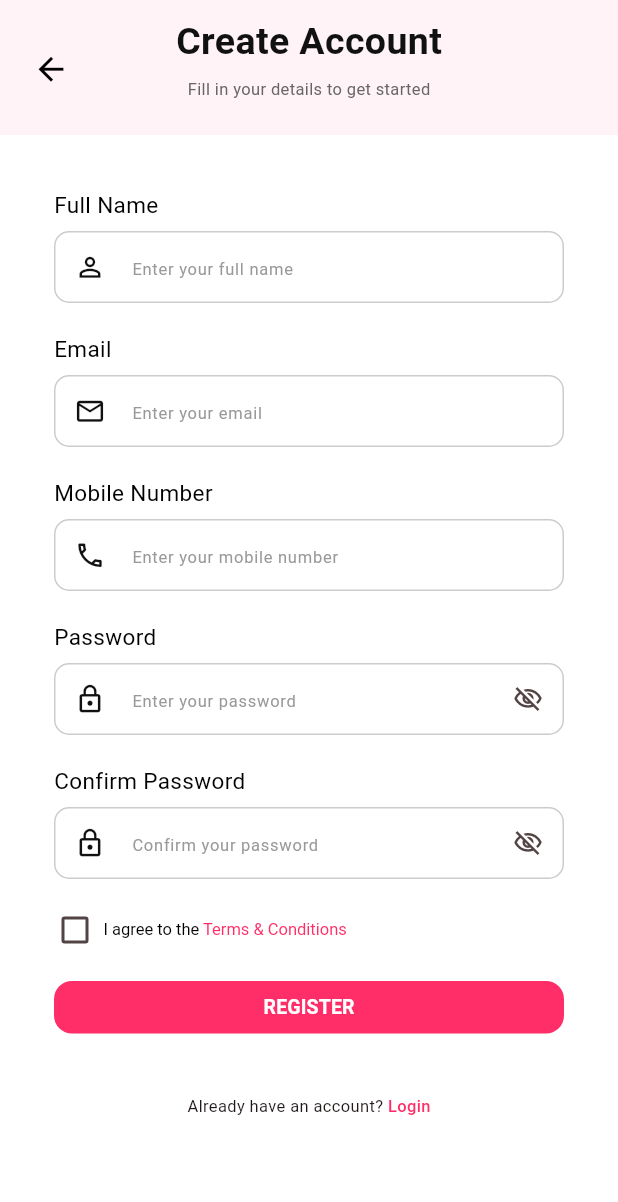
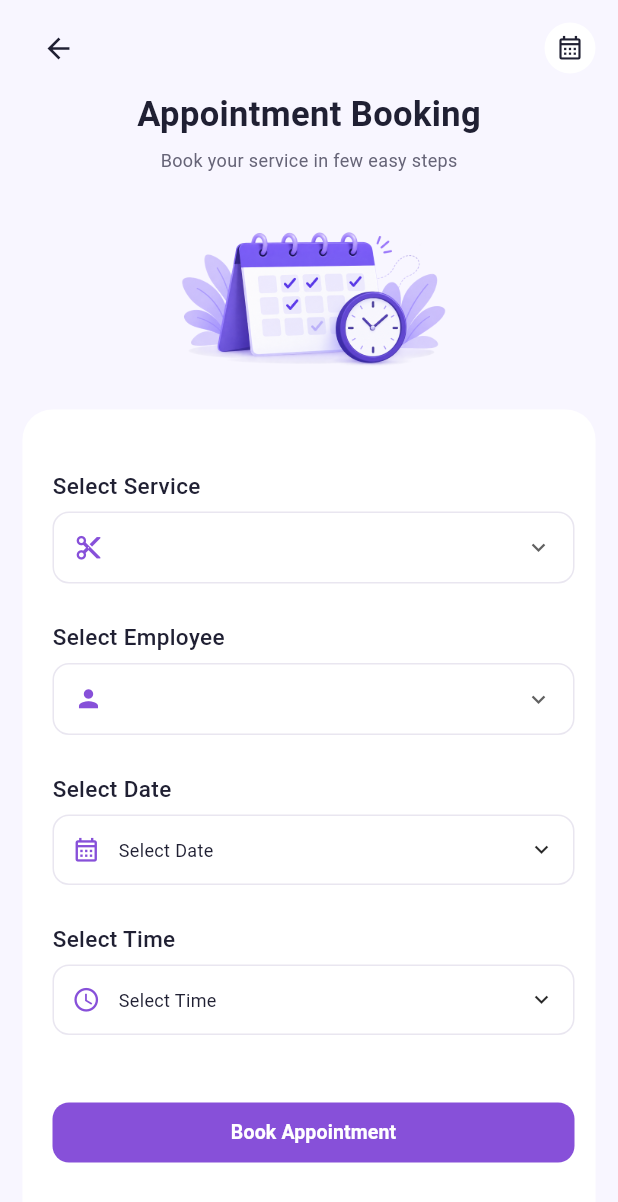
Before and after one commit to Sakshimakwana/calculator, a Flutter app: the screen it shows after launch, on a phone screen of 412 x 824 dp. Shown: the top 1202 px of the screen. Run offline on Flutter 3.47's test engine with Material 3 defaults, Android fonts, the phone set to English and light mode, and no system bars; our stand-ins replace font_awesome_flutter, google_fonts, lucide_icons_flutter; Roboto replaces fonts that are missing (Arial).

Commit message:
appointment screen with date picker and time picker

```diff
--- /dev/null
+++ b/lib/appointment_booking_T17/appointment_booking_screen.dart
@@ -0,0 +1,142 @@
+import 'package:flutter/material.dart';
+
+import 'theme/appointment_colors.dart';
+import 'widgets/appointment_header.dart';
+import 'widgets/service_dropdown.dart';
+import 'widgets/employee_dropdown.dart';
+import 'widgets/date_picker_field.dart';
+import 'widgets/time_picker_field.dart';
+import 'widgets/book_appointment_button.dart';
+
+class AppointmentBookingScreen extends StatefulWidget {
+  const AppointmentBookingScreen({super.key});
+
+  @override
+  State<AppointmentBookingScreen> createState() =>
+      _AppointmentBookingScreenState();
+}
+
+class _AppointmentBookingScreenState
+    extends State<AppointmentBookingScreen> {
+  String? selectedService;
+  String? selectedEmployee;
+  DateTime? selectedDate;
+  TimeOfDay? selectedTime;
+
+  void bookAppointment() {
+    if (selectedService == null ||
+        selectedEmployee == null ||
+        selectedDate == null ||
+        selectedTime == null) {
+      ScaffoldMessenger.of(context).showSnackBar(
+        const SnackBar(
+          content: Text('Please select all appointment details'),
+        ),
+      );
+      return;
+    }
+
+    ScaffoldMessenger.of(context).showSnackBar(
+      const SnackBar(
+        content: Text('Appointment booked successfully'),
+      ),
+    );
+  }
+
+  @override
+  Widget build(BuildContext context) {
+    return Scaffold(
+      backgroundColor: AppointmentColors.background,
+      body: SafeArea(
+        child: SingleChildScrollView(
+          padding: const EdgeInsets.fromLTRB(15, 8, 15, 15),
+          child: Column(
+            children: [
+              AppointmentHeader(
+                onBack: () => Navigator.pop(context),
+              ),
+
+              const SizedBox(height: 18),
+
+              // Add your appointment illustration here.
+              SizedBox(
+                height: 130,
+                child: Image.asset(
+                  'assets/images/appointment.png',
+                  fit: BoxFit.contain,
+                ),
+              ),
+
+              const SizedBox(height: 10),
+
+              Container(
+                width: double.infinity,
+                padding: const EdgeInsets.fromLTRB(
+                  20,
+                  40,
+                  14,
+                  70,
+                ),
+                decoration: BoxDecoration(
+                  color: AppointmentColors.white,
+                  borderRadius: BorderRadius.circular(20),
+                ),
+                child: Column(
+                  children: [
+                    ServiceDropdown(
+                      value: selectedService,
+                      onChanged: (value) {
+                        setState(() {
+                          selectedService = value;
+                        });
+                      },
+                    ),
+
+                    const SizedBox(height: 25),
+
+                    EmployeeDropdown(
+                      value: selectedEmployee,
+                      onChanged: (value) {
+                        setState(() {
+                          selectedEmployee = value;
+                        });
+                      },
+                    ),
+
+                    const SizedBox(height: 25),
+
+                    DatePickerField(
+                      value: selectedDate,
+                      onChanged: (value) {
+                        setState(() {
+                          selectedDate = value;
+                        });
+                      },
+                    ),
+
+                    const SizedBox(height: 25),
+
+                    TimePickerField(
+                      value: selectedTime,
+                      onChanged: (value) {
+                        setState(() {
+                          selectedTime = value;
+                        });
+                      },
+                    ),
+
+                    const SizedBox(height: 45),
+
+                    BookAppointmentButton(
+                      onPressed: bookAppointment,
+                    ),
+                  ],
+                ),
+              ),
+            ],
+          ),
+        ),
+      ),
+    );
+  }
+}
--- /dev/null
+++ b/lib/appointment_booking_T17/theme/appointment_colors.dart
@@ -0,0 +1,15 @@
+import 'package:flutter/material.dart';
+
+class AppointmentColors {
+  static const background = Color(0xFFF8F6FF);
+  static const white = Color(0xFFFFFFFF);
+
+  static const primary = Color(0xFF8750D9);
+  static const primaryLight = Color(0xFFF0E9FF);
+
+  static const text = Color(0xFF202033);
+  static const secondaryText = Color(0xFF666477);
+
+  static const border = Color(0xFFE9E6F0);
+  static const icon = Color(0xFF8750D9);
+}
--- /dev/null
+++ b/lib/appointment_booking_T17/theme/appointment_typography.dart
@@ -0,0 +1,34 @@
+import 'package:flutter/material.dart';
+import 'appointment_colors.dart';
+
+class AppointmentTypography {
+  static const title = TextStyle(
+    fontSize: 23,
+    fontWeight: FontWeight.w700,
+    color: AppointmentColors.text,
+  );
+
+  static const subtitle = TextStyle(
+    fontSize: 12,
+    fontWeight: FontWeight.w400,
+    color: AppointmentColors.secondaryText,
+  );
+
+  static const label = TextStyle(
+    fontSize: 15,
+    fontWeight: FontWeight.w500,
+    color: AppointmentColors.text,
+  );
+
+  static const fieldText = TextStyle(
+    fontSize: 12,
+    fontWeight: FontWeight.w400,
+    color: AppointmentColors.text,
+  );
+
+  static const button = TextStyle(
+    fontSize: 13,
+    fontWeight: FontWeight.w600,
+    color: AppointmentColors.white,
+  );
+}
--- /dev/null
+++ b/lib/appointment_booking_T17/widgets/appointment_header.dart
@@ -0,0 +1,56 @@
+import 'package:flutter/material.dart';
+import '../theme/appointment_colors.dart';
+import '../theme/appointment_typography.dart';
+
+class AppointmentHeader extends StatelessWidget {
+  const AppointmentHeader({
+    super.key,
+    required this.onBack,
+  });
+
+  final VoidCallback onBack;
+
+  @override
+  Widget build(BuildContext context) {
+    return Column(
+      children: [
+        Row(
+          children: [
+            IconButton(
+              onPressed: onBack,
+              icon: const Icon(
+                Icons.arrow_back,
+                color: AppointmentColors.text,
+                size: 22,
+              ),
+            ),
+            const Spacer(),
+            Container(
+              width: 34,
+              height: 34,
+              decoration: const BoxDecoration(
+                color: AppointmentColors.white,
+                shape: BoxShape.circle,
+              ),
+              child: const Icon(
+                Icons.calendar_month_outlined,
+                size: 19,
+                color: AppointmentColors.text,
+              ),
+            ),
+          ],
+        ),
+        const SizedBox(height: 4),
+        const Text(
+          'Appointment Booking',
+          style: AppointmentTypography.title,
+        ),
+        const SizedBox(height: 5),
+        const Text(
+          'Book your service in few easy steps',
+          style: AppointmentTypography.subtitle,
+        ),
+      ],
+    );
+  }
+}
--- /dev/null
+++ b/lib/appointment_booking_T17/widgets/book_appointment_button.dart
@@ -0,0 +1,35 @@
+import 'package:flutter/material.dart';
+import '../theme/appointment_colors.dart';
+import '../theme/appointment_typography.dart';
+
+class BookAppointmentButton extends StatelessWidget {
+  const BookAppointmentButton({
+    super.key,
+    required this.onPressed,
+  });
+
+  final VoidCallback onPressed;
+
+  @override
+  Widget build(BuildContext context) {
+    return SizedBox(
+      width: double.infinity,
+      height: 40,
+      child: ElevatedButton(
+        onPressed: onPressed,
+        style: ElevatedButton.styleFrom(
+          backgroundColor: AppointmentColors.primary,
+          foregroundColor: AppointmentColors.white,
+          elevation: 0,
+          shape: RoundedRectangleBorder(
+            borderRadius: BorderRadius.circular(11),
+          ),
+        ),
+        child: const Text(
+          'Book Appointment',
+          style: AppointmentTypography.button,
+        ),
+      ),
+    );
+  }
+}
--- /dev/null
+++ b/lib/appointment_booking_T17/widgets/date_picker_field.dart
@@ -0,0 +1,114 @@
+import 'package:flutter/material.dart';
+import '../theme/appointment_colors.dart';
+import '../theme/appointment_typography.dart';
+
+class DatePickerField extends StatelessWidget {
+  const DatePickerField({
+    super.key,
+    required this.value,
+    required this.onChanged,
+  });
+
+  final DateTime? value;
+  final ValueChanged<DateTime> onChanged;
+
+  String formatDate(DateTime date) {
+    const weekdays = [
+      'Monday',
+      'Tuesday',
+      'Wednesday',
+      'Thursday',
+      'Friday',
+      'Saturday',
+      'Sunday',
+    ];
+
+    const months = [
+      'January',
+      'February',
+      'March',
+      'April',
+      'May',
+      'June',
+      'July',
+      'August',
+      'September',
+      'October',
+      'November',
+      'December',
+    ];
+
+    return '${date.day} ${months[date.month - 1]} ${date.year}, '
+        '${weekdays[date.weekday - 1]}';
+  }
+
+  Future<void> selectDate(BuildContext context) async {
+    final today = DateTime.now();
+
+    final selectedDate = await showDatePicker(
+      context: context,
+      initialDate: value ?? today,
+      firstDate: today,
+      lastDate: DateTime(
+        today.year + 1,
+        today.month,
+        today.day,
+      ),
+    );
+
+    if (selectedDate != null) {
+      onChanged(selectedDate);
+    }
+  }
+
+  @override
+  Widget build(BuildContext context) {
+    return Column(
+      crossAxisAlignment: CrossAxisAlignment.start,
+      children: [
+        const Text(
+          'Select Date',
+          style: AppointmentTypography.label,
+        ),
+        const SizedBox(height: 7),
+        InkWell(
+          onTap: () => selectDate(context),
+          borderRadius: BorderRadius.circular(11),
+          child: Container(
+            height: 47,
+            padding: const EdgeInsets.symmetric(horizontal: 12),
+            decoration: BoxDecoration(
+              color: AppointmentColors.white,
+              borderRadius: BorderRadius.circular(11),
+              border: Border.all(
+                color: AppointmentColors.border,
+              ),
+            ),
+            child: Row(
+              children: [
+                const Icon(
+                  Icons.calendar_month_outlined,
+                  color: AppointmentColors.icon,
+                  size: 19,
+                ),
+                const SizedBox(width: 12),
+                Expanded(
+                  child: Text(
+                    value == null
+                        ? 'Select Date'
+                        : formatDate(value!),
+                    style: AppointmentTypography.fieldText,
+                  ),
+                ),
+                const Icon(
+                  Icons.keyboard_arrow_down,
+                  size: 18,
+                ),
+              ],
+            ),
+          ),
+        ),
+      ],
+    );
+  }
+}
--- /dev/null
+++ b/lib/appointment_booking_T17/widgets/employee_dropdown.dart
@@ -0,0 +1,76 @@
+import 'package:flutter/material.dart';
+import '../theme/appointment_colors.dart';
+import '../theme/appointment_typography.dart';
+
+class EmployeeDropdown extends StatelessWidget {
+  const EmployeeDropdown({
+    super.key,
+    required this.value,
+    required this.onChanged,
+  });
+
+  final String? value;
+  final ValueChanged<String?> onChanged;
+
+  @override
+  Widget build(BuildContext context) {
+    return Column(
+      crossAxisAlignment: CrossAxisAlignment.start,
+      children: [
+        const Text(
+          'Select Employee',
+          style: AppointmentTypography.label,
+        ),
+        const SizedBox(height: 7),
+        DropdownButtonFormField<String>(
+          value: value,
+          decoration: InputDecoration(
+            prefixIcon: const Icon(
+              Icons.person,
+              color: AppointmentColors.icon,
+              size: 19,
+            ),
+            filled: true,
+            fillColor: AppointmentColors.white,
+            contentPadding: const EdgeInsets.symmetric(
+              horizontal: 12,
+              vertical: 12,
+            ),
+            border: OutlineInputBorder(
+              borderRadius: BorderRadius.circular(11),
+              borderSide: const BorderSide(
+                color: AppointmentColors.border,
+              ),
+            ),
+            enabledBorder: OutlineInputBorder(
+              borderRadius: BorderRadius.circular(11),
+              borderSide: const BorderSide(
+                color: AppointmentColors.border,
+              ),
+            ),
+          ),
+          icon: const Icon(
+            Icons.keyboard_arrow_down,
+            size: 18,
+          ),
+          style: AppointmentTypography.fieldText,
+          items: const [
+            DropdownMenuItem(
+              value: 'Jessica Brown',
+              child: Text('Jessica Brown'),
+            ),
+            DropdownMenuItem(
+              value: 'Emily Smith',
+              child: Text('Emily Smith'),
+            ),
+            DropdownMenuItem(
+              value: 'Sophia Wilson',
+              child: Text('Sophia Wilson'),
+            ),
+          ],
+          onChanged: onChanged,
+        ),
+      ],
+    );
+  }
+}
--- /dev/null
+++ b/lib/appointment_booking_T17/widgets/service_dropdown.dart
@@ -0,0 +1,76 @@
+import 'package:flutter/material.dart';
+import '../theme/appointment_colors.dart';
+import '../theme/appointment_typography.dart';
+
+class ServiceDropdown extends StatelessWidget {
+  const ServiceDropdown({
+    super.key,
+    required this.value,
+    required this.onChanged,
+  });
+
+  final String? value;
+  final ValueChanged<String?> onChanged;
+
+  @override
+  Widget build(BuildContext context) {
+    return Column(
+      crossAxisAlignment: CrossAxisAlignment.start,
+      children: [
+        const Text(
+          'Select Service',
+          style: AppointmentTypography.label,
+        ),
+        const SizedBox(height: 7),
+        DropdownButtonFormField<String>(
+          value: value,
+          decoration: InputDecoration(
+            prefixIcon: const Icon(
+              Icons.content_cut,
+              color: AppointmentColors.icon,
+              size: 19,
+            ),
+            filled: true,
+            fillColor: AppointmentColors.white,
+            contentPadding: const EdgeInsets.symmetric(
+              horizontal: 12,
+              vertical: 12,
+            ),
+            border: OutlineInputBorder(
+              borderRadius: BorderRadius.circular(11),
+              borderSide: const BorderSide(
+                color: AppointmentColors.border,
+              ),
+            ),
+            enabledBorder: OutlineInputBorder(
+              borderRadius: BorderRadius.circular(11),
+              borderSide: const BorderSide(
+                color: AppointmentColors.border,
+              ),
+            ),
+          ),
+          icon: const Icon(
+            Icons.keyboard_arrow_down,
+            size: 18,
+          ),
+          style: AppointmentTypography.fieldText,
+          items: const [
+            DropdownMenuItem(
+              value: 'Haircut & Styling',
+              child: Text('Haircut & Styling'),
+            ),
+            DropdownMenuItem(
+              value: 'Hair Coloring',
+              child: Text('Hair Coloring'),
+            ),
+            DropdownMenuItem(
+              value: 'Facial',
+              child: Text('Facial'),
+            ),
+          ],
+          onChanged: onChanged,
+        ),
+      ],
+    );
+  }
+}
--- /dev/null
+++ b/lib/appointment_booking_T17/widgets/time_picker_field.dart
@@ -0,0 +1,76 @@
+import 'package:flutter/material.dart';
+import '../theme/appointment_colors.dart';
+import '../theme/appointment_typography.dart';
+
+class TimePickerField extends StatelessWidget {
+  const TimePickerField({
+    super.key,
+    required this.value,
+    required this.onChanged,
+  });
+
+  final TimeOfDay? value;
+  final ValueChanged<TimeOfDay> onChanged;
+
+  Future<void> selectTime(BuildContext context) async {
+    final selectedTime = await showTimePicker(
+      context: context,
+      initialTime: value ?? const TimeOfDay(hour: 11, minute: 0),
+    );
+
+    if (selectedTime != null) {
+      onChanged(selectedTime);
+    }
+  }
+
+  @override
+  Widget build(BuildContext context) {
+    return Column(
+      crossAxisAlignment: CrossAxisAlignment.start,
+      children: [
+        const Text(
+          'Select Time',
+          style: AppointmentTypography.label,
+        ),
+        const SizedBox(height: 7),
+        InkWell(
+          onTap: () => selectTime(context),
+          borderRadius: BorderRadius.circular(11),
+          child: Container(
+            height: 47,
+            padding: const EdgeInsets.symmetric(horizontal: 12),
+            decoration: BoxDecoration(
+              color: AppointmentColors.white,
+              borderRadius: BorderRadius.circular(11),
+              border: Border.all(
+                color: AppointmentColors.border,
+              ),
+            ),
+            child: Row(
+              children: [
+                const Icon(
+                  Icons.access_time_outlined,
+                  color: AppointmentColors.icon,
+                  size: 19,
+                ),
+                const SizedBox(width: 12),
+                Expanded(
+                  child: Text(
+                    value == null
+                        ? 'Select Time'
+                        : value!.format(context),
+                    style: AppointmentTypography.fieldText,
+                  ),
+                ),
+                const Icon(
+                  Icons.keyboard_arrow_down,
+                  size: 18,
+                ),
+              ],
+            ),
+          ),
+        ),
+      ],
+    );
+  }
+}
--- a/lib/splash_screen.dart
+++ b/lib/splash_screen.dart
@@ -1,6 +1,7 @@
 import 'dart:async';
 import 'package:app_matic_tech_flutter_app/Login_page_T14/login_screen.dart';
 import 'package:app_matic_tech_flutter_app/Product_Catalogue_T11/widgets/home_screen.dart';
+import 'package:app_matic_tech_flutter_app/appointment_booking_T17/appointment_booking_screen.dart';
 import 'package:app_matic_tech_flutter_app/contact_app_T10/contact_list_screen.dart';
 import 'package:app_matic_tech_flutter_app/dashboard_T9/dashboard_screen.dart';
 import 'package:app_matic_tech_flutter_app/form_preferences_T15_T16/registration/registration_screen.dart';
@@ -37,7 +38,7 @@ class _SplashScreenState extends State<SplashScreen> {
         Navigator.pushReplacement(
           context,
           MaterialPageRoute(
-            builder: (context) => RegistrationScreen()
+            builder: (context) => AppointmentBookingScreen()
           ),
         );
       },
--- a/pubspec.yaml
+++ b/pubspec.yaml
@@ -67,6 +67,7 @@ flutter:
   - assets/images/profile.jpg
   - assets/images/background_image.png
   - assets/images/gift_box.png
+  - assets/images/appointment.png
   #   - images/a_dot_ham.jpeg
 
   # An image asset can refer to one or more resolution-specific "variants", see
```
Also changed, not shown: assets/images/appointment.png (added).
